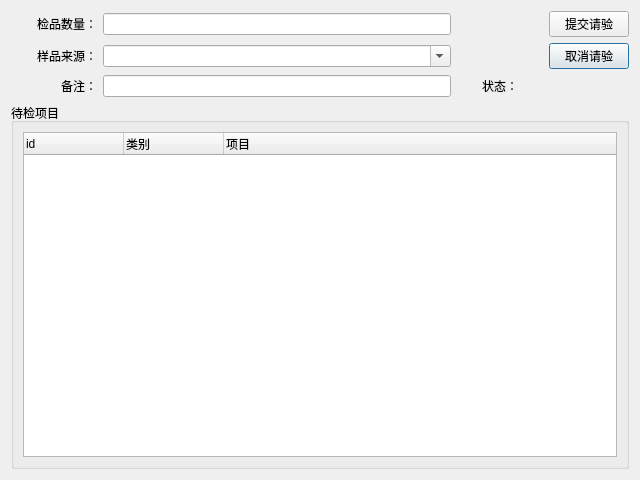
Above: labrecord/views/applycheck.ui from zxcvbnmz0x/gmpsystem before the change. Below: the same form after it.
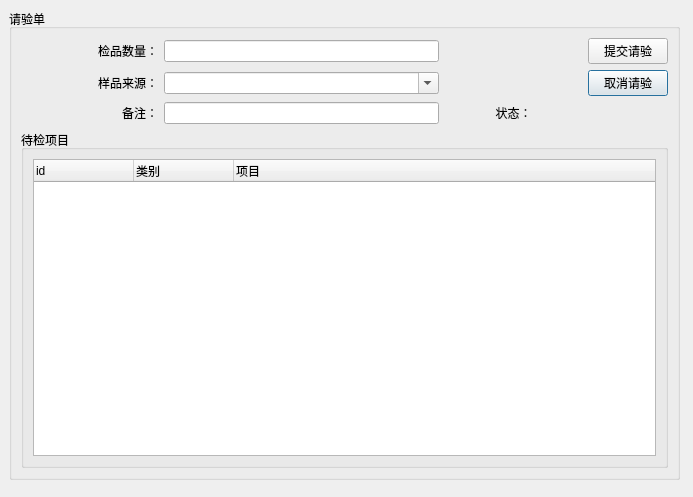
That is the form after the change.

The edit to the form file:
```diff
--- a/labrecord/views/applycheck.ui
+++ b/labrecord/views/applycheck.ui
@@ -6,28 +6,53 @@
    <rect>
     <x>0</x>
     <y>0</y>
-    <width>640</width>
-    <height>480</height>
+    <width>693</width>
+    <height>497</height>
    </rect>
   </property>
   <property name="windowTitle">
    <string>请验单</string>
   </property>
+  <widget class="QGroupBox" name="groupBox_2">
+   <property name="geometry">
+    <rect>
+     <x>9</x>
+     <y>9</y>
+     <width>671</width>
+     <height>471</height>
+    </rect>
+   </property>
+   <property name="title">
+    <string>请验单</string>
+   </property>
   <layout class="QGridLayout" name="gridLayout">
-   <item row="2" column="4">
-    <widget class="QPushButton" name="pushButton_cancel">
+    <item row="0" column="1">
+     <widget class="QLineEdit" name="lineEdit_checkamount">
      <property name="sizePolicy">
-      <sizepolicy hsizetype="Fixed" vsizetype="Fixed">
-       <horstretch>0</horstretch>
+       <sizepolicy hsizetype="Expanding" vsizetype="Fixed">
+        <horstretch>2</horstretch>
+        <verstretch>0</verstretch>
+       </sizepolicy>
+      </property>
+     </widget>
+    </item>
+    <item row="0" column="0">
+     <widget class="QLabel" name="label">
+      <property name="sizePolicy">
+       <sizepolicy hsizetype="Expanding" vsizetype="Preferred">
+        <horstretch>1</horstretch>
        <verstretch>0</verstretch>
       </sizepolicy>
      </property>
      <property name="text">
-      <string>取消请验</string>
+       <string>检品数量：</string>
+      </property>
+      <property name="alignment">
+       <set>Qt::AlignRight|Qt::AlignTrailing|Qt::AlignVCenter</set>
      </property>
     </widget>
    </item>
-   <item row="2" column="0">
+    <item row="1" column="0">
     <widget class="QLabel" name="label_3">
      <property name="sizePolicy">
       <sizepolicy hsizetype="Expanding" vsizetype="Preferred">
@@ -43,7 +68,66 @@
      </property>
     </widget>
    </item>
-   <item row="0" column="4">
+    <item row="2" column="1">
+     <widget class="QLineEdit" name="lineEdit_applyremark">
+      <property name="sizePolicy">
+       <sizepolicy hsizetype="Preferred" vsizetype="Fixed">
+        <horstretch>0</horstretch>
+        <verstretch>0</verstretch>
+       </sizepolicy>
+      </property>
+     </widget>
+    </item>
+    <item row="2" column="0">
+     <widget class="QLabel" name="label_2">
+      <property name="sizePolicy">
+       <sizepolicy hsizetype="Expanding" vsizetype="Preferred">
+        <horstretch>0</horstretch>
+        <verstretch>0</verstretch>
+       </sizepolicy>
+      </property>
+      <property name="text">
+       <string>备注：</string>
+      </property>
+      <property name="alignment">
+       <set>Qt::AlignRight|Qt::AlignTrailing|Qt::AlignVCenter</set>
+      </property>
+     </widget>
+    </item>
+    <item row="2" column="2">
+     <widget class="QLabel" name="label_4">
+      <property name="text">
+       <string>状态：</string>
+      </property>
+      <property name="alignment">
+       <set>Qt::AlignCenter</set>
+      </property>
+     </widget>
+    </item>
+    <item row="2" column="3">
+     <widget class="QLabel" name="label_status">
+      <property name="text">
+       <string/>
+      </property>
+      <property name="alignment">
+       <set>Qt::AlignCenter</set>
+      </property>
+     </widget>
+    </item>
+    <item row="1" column="3">
+     <widget class="QPushButton" name="pushButton_cancel">
+      <property name="sizePolicy">
+       <sizepolicy hsizetype="Fixed" vsizetype="Fixed">
+        <horstretch>0</horstretch>
+        <verstretch>0</verstretch>
+       </sizepolicy>
+      </property>
+      <property name="text">
+       <string>取消请验</string>
+      </property>
+     </widget>
+    </item>
+    <item row="0" column="3">
     <widget class="QPushButton" name="pushButton_apply">
      <property name="sizePolicy">
       <sizepolicy hsizetype="Fixed" vsizetype="Fixed">
@@ -56,7 +140,7 @@
      </property>
     </widget>
    </item>
-   <item row="0" column="3">
+    <item row="0" column="2">
     <widget class="QLabel" name="label_checkunit">
      <property name="sizePolicy">
       <sizepolicy hsizetype="Expanding" vsizetype="Preferred">
@@ -69,78 +153,13 @@
      </property>
     </widget>
    </item>
-   <item row="0" column="0">
-    <widget class="QLabel" name="label">
-     <property name="sizePolicy">
-      <sizepolicy hsizetype="Expanding" vsizetype="Preferred">
-       <horstretch>1</horstretch>
-       <verstretch>0</verstretch>
-      </sizepolicy>
-     </property>
-     <property name="text">
-      <string>检品数量：</string>
-     </property>
-     <property name="alignment">
-      <set>Qt::AlignRight|Qt::AlignTrailing|Qt::AlignVCenter</set>
-     </property>
-    </widget>
-   </item>
-   <item row="4" column="0">
-    <widget class="QLabel" name="label_2">
-     <property name="sizePolicy">
-      <sizepolicy hsizetype="Expanding" vsizetype="Preferred">
-       <horstretch>0</horstretch>
-       <verstretch>0</verstretch>
-      </sizepolicy>
-     </property>
-     <property name="text">
-      <string>备注：</string>
-     </property>
-     <property name="alignment">
-      <set>Qt::AlignRight|Qt::AlignTrailing|Qt::AlignVCenter</set>
-     </property>
-    </widget>
-   </item>
-   <item row="0" column="1" colspan="2">
-    <widget class="QLineEdit" name="lineEdit_checkamount">
-     <property name="sizePolicy">
-      <sizepolicy hsizetype="Expanding" vsizetype="Fixed">
-       <horstretch>2</horstretch>
-       <verstretch>0</verstretch>
-      </sizepolicy>
-     </property>
-    </widget>
-   </item>
-   <item row="2" column="1" colspan="2">
-    <widget class="QComboBox" name="comboBox_samplesource">
-     <property name="sizePolicy">
-      <sizepolicy hsizetype="Preferred" vsizetype="Fixed">
-       <horstretch>0</horstretch>
-       <verstretch>0</verstretch>
-      </sizepolicy>
-     </property>
-     <property name="editable">
-      <bool>true</bool>
-     </property>
-    </widget>
-   </item>
-   <item row="4" column="1" colspan="2">
-    <widget class="QLineEdit" name="lineEdit_applyremark">
-     <property name="sizePolicy">
-      <sizepolicy hsizetype="Preferred" vsizetype="Fixed">
-       <horstretch>0</horstretch>
-       <verstretch>0</verstretch>
-      </sizepolicy>
-     </property>
-    </widget>
-   </item>
-   <item row="5" column="0" colspan="5">
+    <item row="3" column="0" colspan="4">
     <widget class="QGroupBox" name="groupBox">
      <property name="title">
       <string>待检项目</string>
      </property>
      <layout class="QGridLayout" name="gridLayout_2">
-      <item row="0" column="0">
+       <item row="1" column="0">
        <widget class="QTreeWidget" name="treeWidget_labitem">
         <property name="indentation">
          <number>0</number>
@@ -165,27 +184,21 @@
      </layout>
     </widget>
    </item>
-   <item row="4" column="4">
-    <widget class="QLabel" name="label_status">
-     <property name="text">
-      <string/>
-     </property>
-     <property name="alignment">
-      <set>Qt::AlignCenter</set>
-     </property>
-    </widget>
-   </item>
-   <item row="4" column="3">
-    <widget class="QLabel" name="label_4">
-     <property name="text">
-      <string>状态：</string>
-     </property>
-     <property name="alignment">
-      <set>Qt::AlignCenter</set>
+    <item row="1" column="1">
+     <widget class="QComboBox" name="comboBox_samplesource">
+      <property name="sizePolicy">
+       <sizepolicy hsizetype="Preferred" vsizetype="Fixed">
+        <horstretch>0</horstretch>
+        <verstretch>0</verstretch>
+       </sizepolicy>
+      </property>
+      <property name="editable">
+       <bool>true</bool>
      </property>
     </widget>
    </item>
   </layout>
+  </widget>
  </widget>
  <resources/>
  <connections/>
```
Lines whose indentation alone changed are shown as unchanged.
